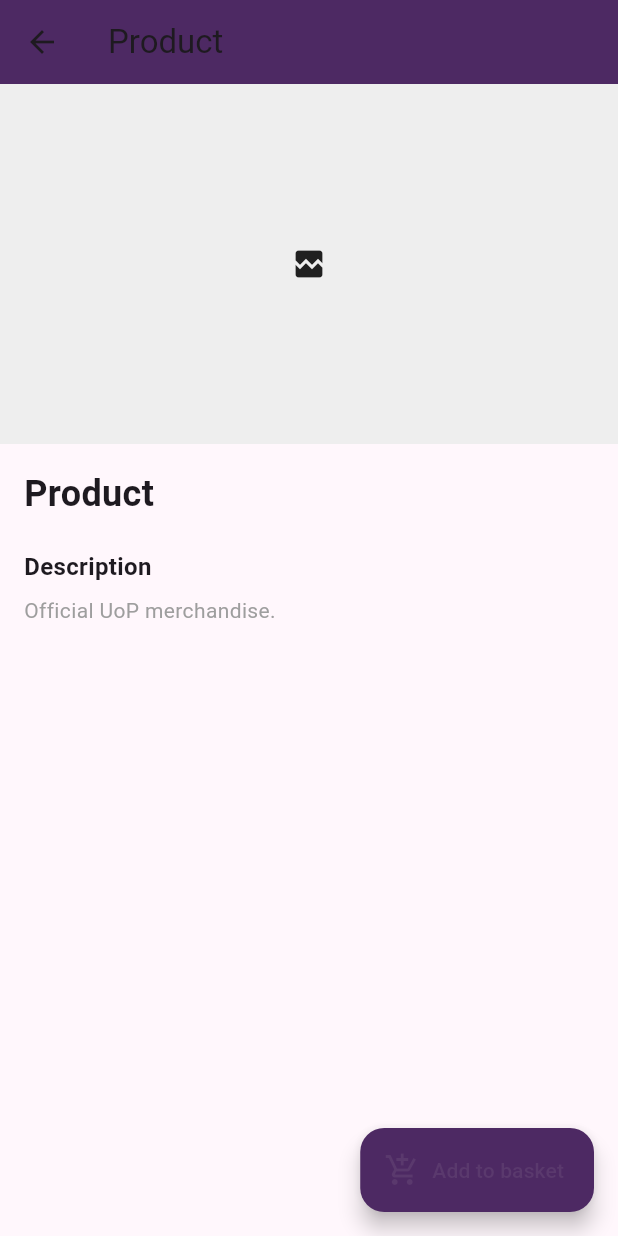
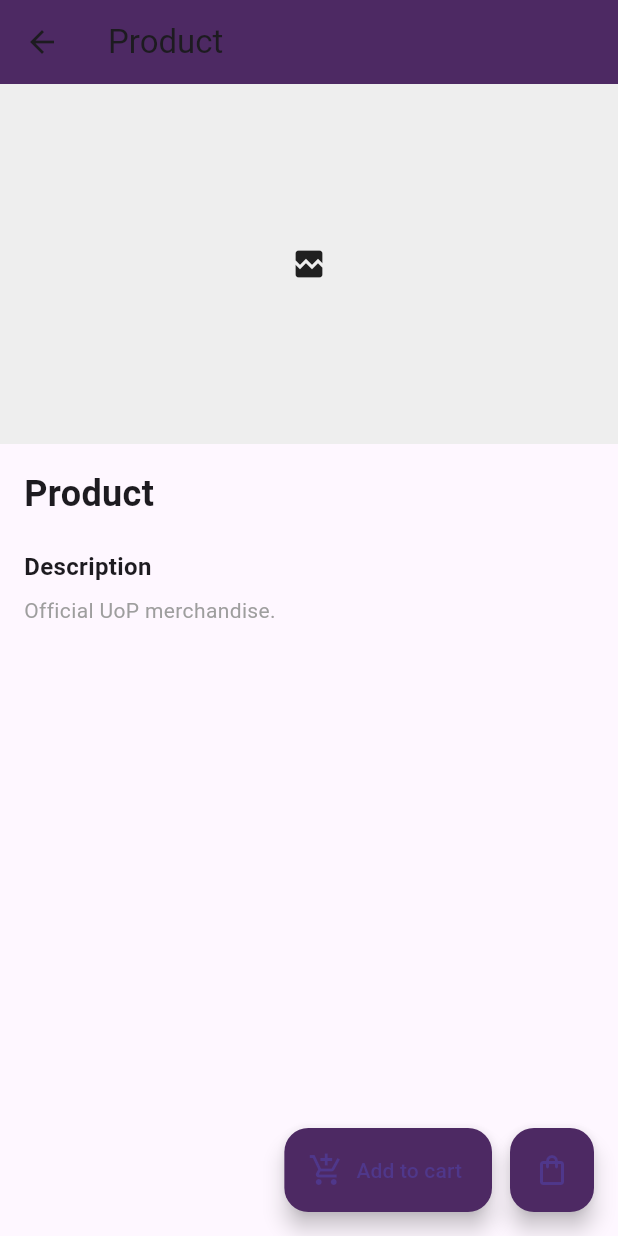
Before and after one commit to Beaujo-sys/Union_Shop, a Flutter app: the ProductPage screen opened directly, on a phone screen of 412 x 824 dp. Run offline on Flutter 3.47's test engine with Material 3 defaults, Android fonts, the phone set to English and light mode, and no system bars; network calls fail.

Commit message:
added shopping cart page

```diff
--- /dev/null
+++ b/shop-main/lib/cart.dart
@@ -0,0 +1,164 @@
+import 'package:flutter/material.dart';
+
+class CartItem {
+  final String title;
+  final String image;
+  final double unitPrice; // in pounds
+  final int quantity;
+  final String? size;
+
+  CartItem({
+    required this.title,
+    required this.image,
+    required this.unitPrice,
+    this.quantity = 1,
+    this.size,
+  });
+
+  CartItem copyWith({int? quantity}) =>
+      CartItem(title: title, image: image, unitPrice: unitPrice, quantity: quantity ?? this.quantity, size: size);
+
+  double get lineTotal => unitPrice * quantity;
+}
+
+class CartModel extends ChangeNotifier {
+  final List<CartItem> _items = [];
+
+  List<CartItem> get items => List.unmodifiable(_items);
+
+  double get total => _items.fold(0.0, (sum, it) => sum + it.lineTotal);
+
+  void addItem(CartItem item) {
+    // Merge same title+size as one line
+    final idx = _items.indexWhere((it) => it.title == item.title && it.size == item.size);
+    if (idx >= 0) {
+      final existing = _items[idx];
+      _items[idx] = existing.copyWith(quantity: existing.quantity + item.quantity);
+    } else {
+      _items.add(item);
+    }
+    notifyListeners();
+  }
+
+  void removeItemAt(int index) {
+    if (index < 0 || index >= _items.length) return;
+    _items.removeAt(index);
+    notifyListeners();
+  }
+
+  void updateQuantity(int index, int quantity) {
+    if (index < 0 || index >= _items.length) return;
+    if (quantity <= 0) {
+      removeItemAt(index);
+      return;
+    }
+    _items[index] = _items[index].copyWith(quantity: quantity);
+    notifyListeners();
+  }
+
+  void clear() {
+    _items.clear();
+    notifyListeners();
+  }
+}
+
+// Simple inherited cart to access the same CartModel across pages.
+class CartProvider extends InheritedNotifier<CartModel> {
+  CartProvider({super.key, required CartModel cart, required Widget child}) : super(notifier: cart, child: child);
+
+  static CartModel of(BuildContext context) {
+    final provider = context.dependOnInheritedWidgetOfExactType<CartProvider>();
+    assert(provider != null, 'CartProvider not found in widget tree');
+    return provider!.notifier!;
+  }
+}
+
+class CartPage extends StatelessWidget {
+  const CartPage({super.key});
+
+  String _fmt(double v) => '£${v.toStringAsFixed(v.truncateToDouble() == v ? 0 : 2)}';
+
+  @override
+  Widget build(BuildContext context) {
+    final cart = CartProvider.of(context);
+    return Scaffold(
+      appBar: AppBar(title: const Text('Your Cart'), backgroundColor: const Color(0xFF4d2963)),
+      body: AnimatedBuilder(
+        animation: cart,
+        builder: (context, _) {
+          if (cart.items.isEmpty) {
+            return const Center(child: Text('Your cart is empty', style: TextStyle(color: Colors.grey)));
+          }
+          return Column(
+            children: [
+              Expanded(
+                child: ListView.separated(
+                  itemCount: cart.items.length,
+                  separatorBuilder: (_, __) => const Divider(height: 1),
+                  itemBuilder: (context, i) {
+                    final item = cart.items[i];
+                    return ListTile(
+                      leading: item.image.isNotEmpty
+                          ? (item.image.startsWith('assets/')
+                              ? Image.asset(item.image, width: 56, height: 56, fit: BoxFit.cover)
+                              : Image.network(item.image, width: 56, height: 56, fit: BoxFit.cover))
+                          : const Icon(Icons.image_not_supported),
+                      title: Text(item.title),
+                      subtitle: Column(
+                        crossAxisAlignment: CrossAxisAlignment.start,
+                        children: [
+                          if (item.size != null) Text('Size: ${item.size}'),
+                          Text('Unit: ${_fmt(item.unitPrice)}'),
+                        ],
+                      ),
+                      trailing: Column(
+                        mainAxisAlignment: MainAxisAlignment.center,
+                        crossAxisAlignment: CrossAxisAlignment.end,
+                        children: [
+                          Text(_fmt(item.lineTotal), style: const TextStyle(fontWeight: FontWeight.bold)),
+                          const SizedBox(height: 6),
+                          Row(
+                            mainAxisSize: MainAxisSize.min,
+                            children: [
+                              IconButton(
+                                tooltip: 'Decrease',
+                                icon: const Icon(Icons.remove_circle_outline),
+                                onPressed: () => cart.updateQuantity(i, item.quantity - 1),
+                              ),
+                              Text('${item.quantity}'),
+                              IconButton(
+                                tooltip: 'Increase',
+                                icon: const Icon(Icons.add_circle_outline),
+                                onPressed: () => cart.updateQuantity(i, item.quantity + 1),
+                              ),
+                              IconButton(
+                                tooltip: 'Remove',
+                                icon: const Icon(Icons.delete_outline, color: Colors.redAccent),
+                                onPressed: () => cart.removeItemAt(i),
+                              ),
+                            ],
+                          ),
+                        ],
+                      ),
+                    );
+                  },
+                ),
+              ),
+              Container(
+                padding: const EdgeInsets.all(16),
+                decoration: BoxDecoration(color: Colors.grey.shade100, border: const Border(top: BorderSide(color: Colors.black12))),
+                child: Row(
+                  children: [
+                    const Text('Total', style: TextStyle(fontSize: 16, fontWeight: FontWeight.w600)),
+                    const Spacer(),
+                    Text(_fmt(cart.total), style: const TextStyle(fontSize: 18, fontWeight: FontWeight.bold)),
+                  ],
+                ),
+              ),
+            ],
+          );
+        },
+      ),
+    );
+  }
+}
--- a/shop-main/lib/main.dart
+++ b/shop-main/lib/main.dart
@@ -4,9 +4,11 @@ import 'package:union_shop/shipping_page.dart';
 import 'package:union_shop/collections.dart';
 import 'package:union_shop/product_page.dart';
 import 'package:union_shop/profile.dart';
+import 'package:union_shop/cart.dart';
 
 void main() {
-  runApp(const UnionShopApp());
+  final cart = CartModel();
+  runApp(CartProvider(cart: cart, child: const UnionShopApp()));
 }
 
 class UnionShopApp extends StatelessWidget {
@@ -17,21 +19,18 @@ class UnionShopApp extends StatelessWidget {
     return MaterialApp(
       title: 'Union Shop',
       debugShowCheckedModeBanner: false,
-      theme: ThemeData(
-        colorScheme: ColorScheme.fromSeed(seedColor: const Color(0xFF4d2963)),
-      ),
       initialRoute: '/',
       routes: {
         '/': (context) => const HomeScreen(),
         '/about': (context) => const AboutPage(),
         '/shipping': (context) => const ShippingPage(),
+        '/collections': (context) => const CollectionsPage(),
         '/profile': (context) => const ProfilePage(),
-        '/collections': (context) => const CollectionsPage(),
-
         '/product': (context) {
           final args = ModalRoute.of(context)!.settings.arguments as Map<String, String>?;
           return ProductPage(item: args);
         },
+        '/cart': (context) => const CartPage(),
       },
     );
   }
@@ -58,6 +57,10 @@ class HomeScreen extends StatelessWidget {
 
   void navigateToCollections(BuildContext context) {
     Navigator.pushNamed(context, '/collections');
+  }
+
+  void navigateToCart(BuildContext context) {
+    Navigator.pushNamed(context, '/cart');
   }
 
   void placeholderCallbackForButtons() {
@@ -192,7 +195,7 @@ class HomeScreen extends StatelessWidget {
                                                     const Divider(height: 0),
                                                     item('Search', Icons.search, placeholderCallbackForButtons),
                                                     item('Profile', Icons.person_outline, () => navigateToProfile(context)),
-                                                    item('Cart', Icons.shopping_bag_outlined, placeholderCallbackForButtons),
+                                                    item('Cart', Icons.shopping_bag_outlined, () => navigateToCart(context)),
                                                     const SizedBox(height: 8),
                                                   ],
                                                 ),
@@ -220,7 +223,7 @@ class HomeScreen extends StatelessWidget {
                                             icon: const Icon(Icons.shopping_bag_outlined, size: 18, color: Colors.grey),
                                             padding: const EdgeInsets.all(8),
                                             constraints: const BoxConstraints(minWidth: 32, minHeight: 32),
-                                            onPressed: placeholderCallbackForButtons,
+                                            onPressed: () => navigateToCart(context),
                                           ),
                                           IconButton(
                                             icon: const Icon(Icons.info_outline, size: 18, color: Colors.grey),
--- a/shop-main/lib/product_page.dart
+++ b/shop-main/lib/product_page.dart
@@ -1,4 +1,5 @@
 import 'package:flutter/material.dart';
+import 'package:union_shop/cart.dart';
 
 class ProductPage extends StatefulWidget {
   final Map<String, String>? item;
@@ -69,7 +70,7 @@ class _ProductPageState extends State<ProductPage> {
       if (t.contains('highlighter')) return 'Bright highlighter for study notes.';
       if (t.contains('folder')) return 'Document folder to keep papers organized.';
       if (t.contains('sticky')) return 'Sticky notes for quick reminders.';
-      if (t.contains('ruler')) return '3ruler with clear markings.';
+      if (t.contains('ruler')) return '30cm ruler with clear markings.'; // fixed typo
       if (t.contains('planner')) return 'Weekly planner to manage your schedule.';
       return 'Study-ready stationery for every course.';
     }
@@ -95,23 +96,32 @@ class _ProductPageState extends State<ProductPage> {
   Widget build(BuildContext context) {
     final item = widget.item;
     final title = item?['title'] ?? 'Product';
-    final price = item?['price'] ?? '';
-    final salePrice = item?['salePrice'] ?? '';
+    final priceStr = item?['price'] ?? '';
+    final salePriceStr = item?['salePrice'] ?? '';
+    final image = item?['image'] ?? '';
     final description = (item?['description']?.trim().isNotEmpty == true)
         ? item!['description']!
         : _descriptionForItem(item);
-    final image = item?['image'] ?? '';
+
+    double _parse(String s) {
+      final cleaned = s.replaceAll(RegExp(r'[^0-9.]'), '');
+      return double.tryParse(cleaned) ?? 0.0;
+    }
+    final unitPrice = salePriceStr.isNotEmpty ? _parse(salePriceStr) : _parse(priceStr);
 
     final availableSizes = _sizesForItem(title, item);
     final currentSelected = _selectedSize ?? (availableSizes.isNotEmpty ? availableSizes.first : null);
 
-    void addToBasketDemo() {
-      final chosen = _selectedSize ?? (availableSizes.isNotEmpty ? availableSizes.first : null);
-      final sizeText = chosen != null ? ' (size $chosen)' : '';
-      final usedPrice = salePrice.isNotEmpty ? salePrice : price;
-      ScaffoldMessenger.of(context).showSnackBar(
-        SnackBar(content: Text('Added $title$sizeText — $usedPrice to basket (demo)')),
-      );
+    void addToCart() {
+      final cart = CartProvider.of(context);
+      cart.addItem(CartItem(
+        title: title,
+        image: image,
+        unitPrice: unitPrice,
+        quantity: 1,
+        size: currentSelected,
+      ));
+      ScaffoldMessenger.of(context).showSnackBar(const SnackBar(content: Text('Added to cart')));
     }
 
     return Scaffold(
@@ -127,23 +137,23 @@ class _ProductPageState extends State<ProductPage> {
                 Text(title, style: const TextStyle(fontSize: 24, fontWeight: FontWeight.bold)),
                 const SizedBox(height: 8),
 
-                if (salePrice.isNotEmpty)
+                if (salePriceStr.isNotEmpty)
                   Row(
                     children: [
-                      if (price.isNotEmpty)
+                      if (priceStr.isNotEmpty)
                         Text(
-                          price,
+                          priceStr,
                           style: const TextStyle(fontSize: 16, color: Colors.grey, decoration: TextDecoration.lineThrough),
                         ),
-                      if (price.isNotEmpty) const SizedBox(width: 8),
+                      if (priceStr.isNotEmpty) const SizedBox(width: 8),
                       Text(
-                        salePrice,
+                        salePriceStr,
                         style: const TextStyle(fontSize: 18, color: Colors.redAccent, fontWeight: FontWeight.bold),
                       ),
                     ],
                   )
-                else if (price.isNotEmpty)
-                  Text(price, style: const TextStyle(fontSize: 18, color: Color(0xFF4d2963))),
+                else if (priceStr.isNotEmpty)
+                  Text(priceStr, style: const TextStyle(fontSize: 18, color: Color(0xFF4d2963))),
 
                 const SizedBox(height: 12),
 
@@ -172,11 +182,23 @@ class _ProductPageState extends State<ProductPage> {
           ],
         ),
       ),
-      floatingActionButton: FloatingActionButton.extended(
-        onPressed: addToBasketDemo,
-        icon: const Icon(Icons.add_shopping_cart),
-        label: const Text('Add to basket'),
-        backgroundColor: const Color(0xFF4d2963),
+      floatingActionButton: Row(
+        mainAxisSize: MainAxisSize.min,
+        children: [
+          FloatingActionButton.extended(
+            onPressed: addToCart,
+            icon: const Icon(Icons.add_shopping_cart),
+            label: const Text('Add to cart'),
+            backgroundColor: const Color(0xFF4d2963),
+          ),
+          const SizedBox(width: 12),
+          FloatingActionButton(
+            onPressed: () => Navigator.pushNamed(context, '/cart'),
+            tooltip: 'View cart',
+            child: const Icon(Icons.shopping_bag_outlined),
+            backgroundColor: const Color(0xFF4d2963),
+          ),
+        ],
       ),
     );
   }
```
